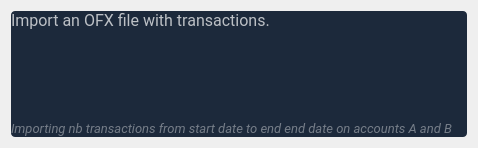
opierre/Budgetter, file budgetter/view/skeletons/ImportTransactions.ui: the form before one commit.
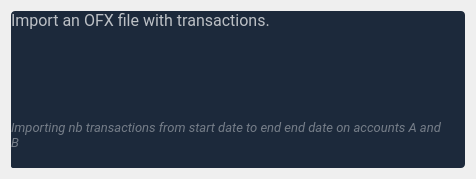
The form after the commit. Icons and pictures are not drawn. Custom widgets are drawn as their Qt base class.

Commit message: fix: reduce number of clicks to import transactions file

The edit to the form file:
```diff
--- a/budgetter/view/skeletons/ImportTransactions.ui
+++ b/budgetter/view/skeletons/ImportTransactions.ui
@@ -6,8 +6,8 @@
    <rect>
     <x>0</x>
     <y>0</y>
-    <width>472</width>
-    <height>144</height>
+    <width>476</width>
+    <height>179</height>
    </rect>
   </property>
   <property name="windowTitle">
@@ -163,6 +163,32 @@
 QRadioButton
 {
 	color: rgba(255, 255, 255, 210);
+}
+
+QProgressBar
+{
+	background-color: #1c293b;
+    border: none;
+    border-radius: 2px;
+}
+
+QProgressBar[activated=&quot;true&quot;] 
+{
+	background-color: #212f41;
+    border: none;
+    border-radius: 2px;
+}
+
+QProgressBar::chunk 
+{
+    background-color: #1c293b;
+    border-radius: 2px;
+}
+
+QProgressBar[activated=&quot;true&quot;]::chunk 
+{
+    background-color: #199ce5;
+    border-radius: 2px;
 }</string>
   </property>
   <layout class="QGridLayout" name="gridLayout">
@@ -263,6 +289,17 @@
         </item>
        </layout>
       </item>
+      <item>
+       <layout class="QVBoxLayout" name="verticalLayout_2">
+        <property name="spacing">
+         <number>12</number>
+        </property>
+        <property name="leftMargin">
+         <number>0</number>
+        </property>
+        <property name="rightMargin">
+         <number>0</number>
+        </property>
       <item>
        <widget class="QLabel" name="header_info">
         <property name="font">
@@ -279,7 +316,28 @@
         <property name="text">
          <string>Importing nb transactions from start date to end end date on accounts A and B</string>
         </property>
-       </widget>
+          <property name="wordWrap">
+           <bool>true</bool>
+          </property>
+         </widget>
+        </item>
+        <item>
+         <widget class="QProgressBar" name="import_transactions_progress">
+          <property name="maximumSize">
+           <size>
+            <width>16777215</width>
+            <height>5</height>
+           </size>
+          </property>
+          <property name="value">
+           <number>0</number>
+          </property>
+          <property name="textVisible">
+           <bool>false</bool>
+          </property>
+         </widget>
+        </item>
+       </layout>
       </item>
      </layout>
     </widget>
```
Left out of the diff: 22 changed lines with no effect on the pictures. Lines whose indentation alone changed are shown as unchanged. The commit also changes 5 other files.
